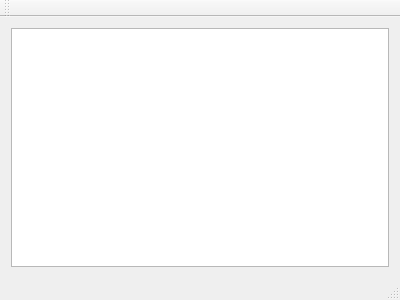
The window that gameview.ui (A1c0/Ant_Game_Qt) describes before a commit, drawn with Qt 5.
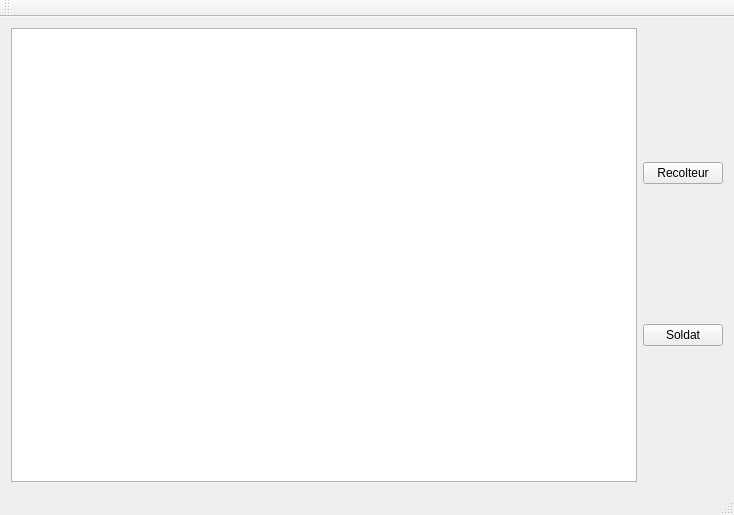
The same window after the commit. Icons and pictures are not drawn.

What changed in the file:
```diff
--- a/gameview.ui
+++ b/gameview.ui
@@ -6,17 +6,59 @@
    <rect>
     <x>0</x>
     <y>0</y>
-    <width>400</width>
-    <height>300</height>
+    <width>734</width>
+    <height>515</height>
    </rect>
   </property>
   <property name="windowTitle">
    <string>GameView</string>
   </property>
   <widget class="QWidget" name="centralWidget">
-   <layout class="QVBoxLayout" name="verticalLayout">
+   <layout class="QHBoxLayout" name="horizontalLayout_2">
     <item>
-     <widget class="QGraphicsView" name="graphicsView"/>
+     <layout class="QHBoxLayout" name="horizontalLayout">
+      <item>
+       <widget class="QGraphicsView" name="graphicsView"/>
+      </item>
+      <item>
+       <layout class="QVBoxLayout" name="verticalLayout">
+        <item>
+         <widget class="QPushButton" name="pushButton">
+          <property name="text">
+           <string>Recolteur</string>
+          </property>
+          <property name="icon">
+           <iconset resource="images.qrc">
+            <normaloff>:/icones/ressources_ant_game/icone_app.png</normaloff>:/icones/ressources_ant_game/icone_app.png</iconset>
+          </property>
+          <property name="iconSize">
+           <size>
+            <width>150</width>
+            <height>150</height>
+           </size>
+          </property>
+         </widget>
+        </item>
+        <item>
+         <widget class="QPushButton" name="pushButton_3">
+          <property name="text">
+           <string>Soldat</string>
+          </property>
+          <property name="icon">
+           <iconset resource="images.qrc">
+            <normaloff>:/icones/ressources_ant_game/icone_app_soldier.png</normaloff>:/icones/ressources_ant_game/icone_app_soldier.png</iconset>
+          </property>
+          <property name="iconSize">
+           <size>
+            <width>150</width>
+            <height>150</height>
+           </size>
+          </property>
+         </widget>
+        </item>
+       </layout>
+      </item>
+     </layout>
     </item>
    </layout>
   </widget>
```
Left out of the diff: 8 changed lines with no effect on the pictures.
